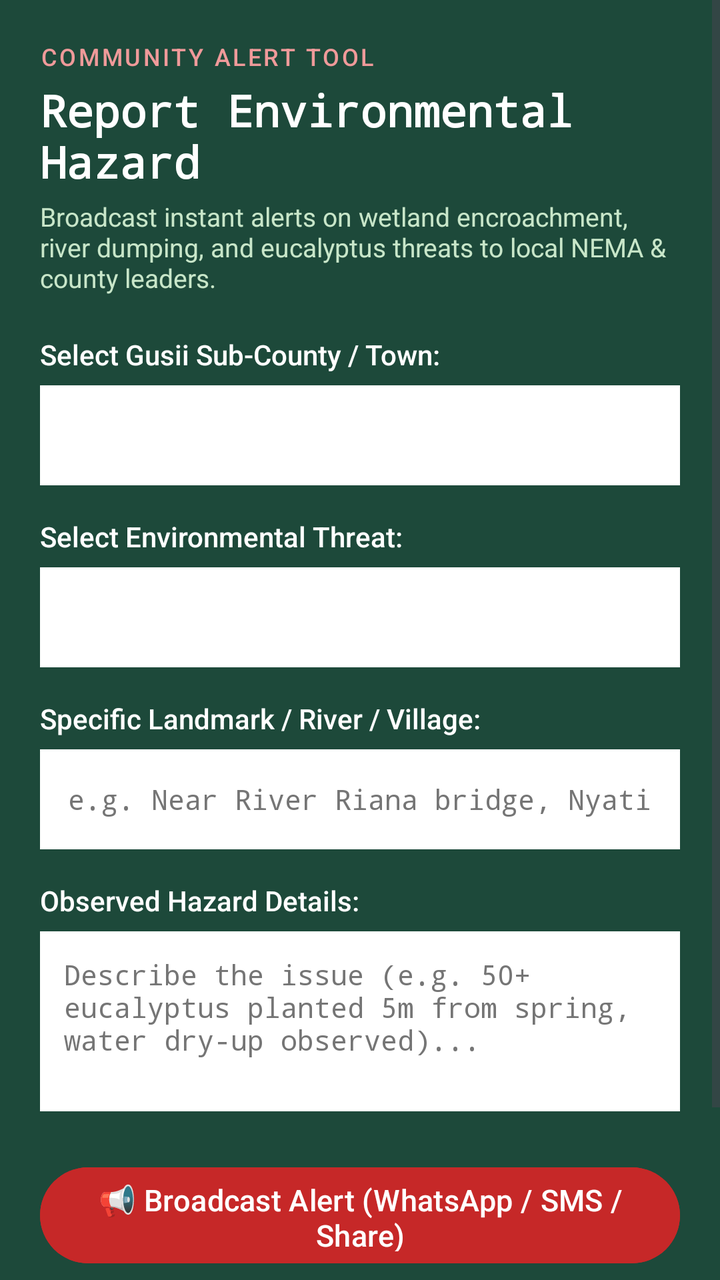
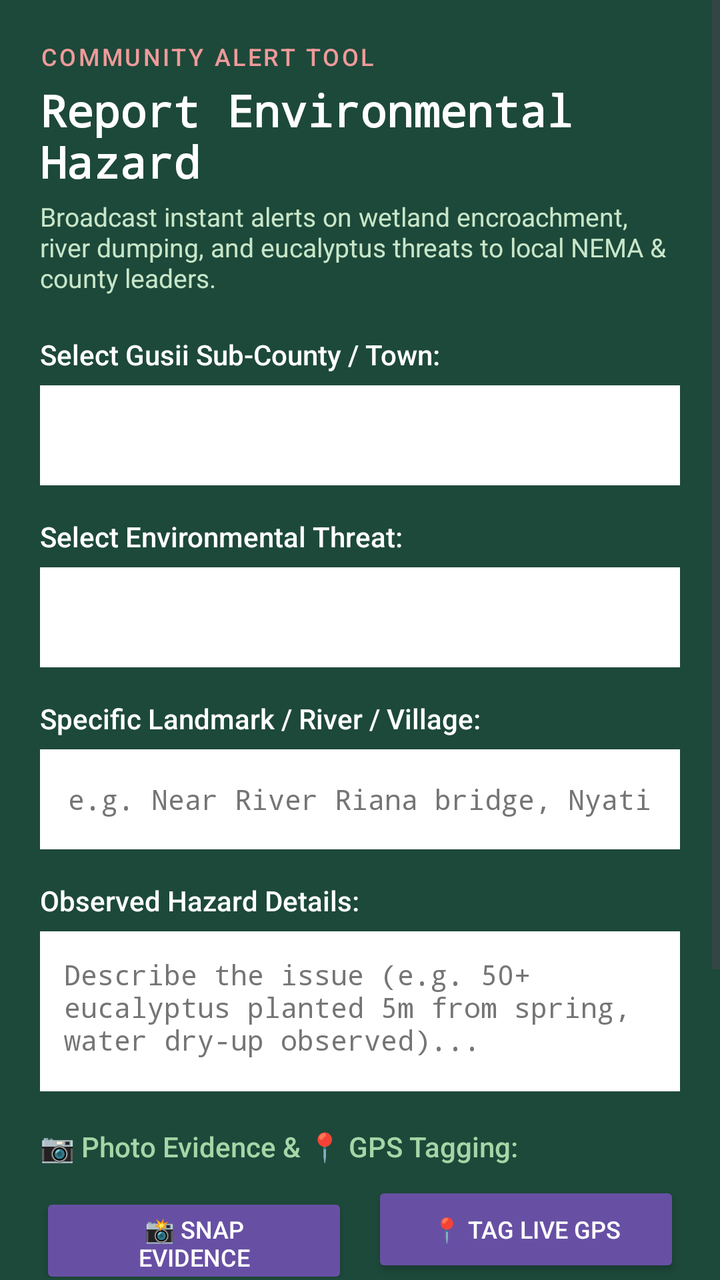

Screens rendered from an Android XML layout before and after an edit, with the pre-edit source and the edit as a unified diff.
<!-- AndroidManifest.xml: application theme Theme.MyApplication -->
<!-- res/layout/activity_report_issue.xml -->
<?xml version="1.0" encoding="utf-8"?>
<ScrollView xmlns:android="http://schemas.android.com/apk/res/android"
    xmlns:tools="http://schemas.android.com/tools"
    android:id="@+id/reportScrollView"
    android:layout_width="match_parent"
    android:layout_height="match_parent"
    android:background="#1D493A"
    android:fillViewport="true"
    tools:context=".ReportIssueActivity">

    <LinearLayout
        android:id="@+id/reportRoot"
        android:layout_width="match_parent"
        android:layout_height="wrap_content"
        android:orientation="vertical"
        android:padding="20dp">

        
        <TextView
            android:layout_width="wrap_content"
            android:layout_height="wrap_content"
            android:fontFamily="sans-serif-medium"
            android:letterSpacing="0.1"
            android:text="COMMUNITY ALERT TOOL"
            android:textColor="#EF9A9A"
            android:textSize="12sp" />

        <TextView
            android:layout_width="match_parent"
            android:layout_height="wrap_content"
            android:layout_marginTop="4dp"
            android:fontFamily="monospace"
            android:text="Report Environmental Hazard"
            android:textColor="#FFFFFF"
            android:textSize="22sp"
            android:textStyle="bold" />

        <TextView
            android:layout_width="match_parent"
            android:layout_height="wrap_content"
            android:layout_marginTop="4dp"
            android:fontFamily="sans-serif"
            android:text="Broadcast instant alerts on wetland encroachment, river dumping, and eucalyptus threats to local NEMA &amp; county leaders."
            android:textColor="#C8E6C9"
            android:textSize="13sp" />

        
        <TextView
            android:layout_width="wrap_content"
            android:layout_height="wrap_content"
            android:layout_marginTop="20dp"
            android:fontFamily="sans-serif-medium"
            android:text="Select Gusii Sub-County / Town:"
            android:textColor="#FFFFFF"
            android:textSize="14sp" />

        <Spinner
            android:id="@+id/subCountySpinner"
            android:layout_width="match_parent"
            android:layout_height="50dp"
            android:layout_marginTop="6dp"
            android:background="#FFFFFF"
            android:paddingHorizontal="12dp" />

        
        <TextView
            android:layout_width="wrap_content"
            android:layout_height="wrap_content"
            android:layout_marginTop="16dp"
            android:fontFamily="sans-serif-medium"
            android:text="Select Environmental Threat:"
            android:textColor="#FFFFFF"
            android:textSize="14sp" />

        <Spinner
            android:id="@+id/hazardTypeSpinner"
            android:layout_width="match_parent"
            android:layout_height="50dp"
            android:layout_marginTop="6dp"
            android:background="#FFFFFF"
            android:paddingHorizontal="12dp" />

        
        <TextView
            android:layout_width="wrap_content"
            android:layout_height="wrap_content"
            android:layout_marginTop="16dp"
            android:fontFamily="sans-serif-medium"
            android:text="Specific Landmark / River / Village:"
            android:textColor="#FFFFFF"
            android:textSize="14sp" />

        <EditText
            android:id="@+id/landmarkInput"
            android:layout_width="match_parent"
            android:layout_height="50dp"
            android:layout_marginTop="6dp"
            android:background="#FFFFFF"
            android:fontFamily="monospace"
            android:hint="e.g. Near River Riana bridge, Nyatieko"
            android:imeOptions="actionNext"
            android:inputType="textCapWords"
            android:paddingHorizontal="14dp"
            android:textColor="#1A1C1E"
            android:textColorHint="#757575"
            android:textSize="14sp" />

        
        <TextView
            android:layout_width="wrap_content"
            android:layout_height="wrap_content"
            android:layout_marginTop="16dp"
            android:fontFamily="sans-serif-medium"
            android:text="Observed Hazard Details:"
            android:textColor="#FFFFFF"
            android:textSize="14sp" />

        <EditText
            android:id="@+id/hazardDescriptionInput"
            android:layout_width="match_parent"
            android:layout_height="90dp"
            android:layout_marginTop="6dp"
            android:background="#FFFFFF"
            android:fontFamily="monospace"
            android:gravity="top|start"
            android:hint="Describe the issue (e.g. 50+ eucalyptus planted 5m from spring, water dry-up observed)..."
            android:inputType="textMultiLine"
            android:padding="12dp"
            android:textColor="#1A1C1E"
            android:textColorHint="#757575"
            android:textSize="14sp" />

        
        <Button
            android:id="@+id/broadcastAlertButton"
            android:layout_width="match_parent"
            android:layout_height="56dp"
            android:layout_marginTop="24dp"
            android:backgroundTint="#C62828"
            android:fontFamily="sans-serif-medium"
            android:text="📢 Broadcast Alert (WhatsApp / SMS / Share)"
            android:textAllCaps="false"
            android:textColor="#FFFFFF"
            android:textSize="15sp" />

        <Button
            android:id="@+id/backToHubButton"
            android:layout_width="match_parent"
            android:layout_height="48dp"
            android:layout_marginTop="12dp"
            android:layout_marginBottom="24dp"
            android:backgroundTint="#264D3F"
            android:fontFamily="sans-serif"
            android:text="← Back to Action Hub"
            android:textAllCaps="false"
            android:textColor="#A5D6A7"
            android:textSize="14sp" />

    </LinearLayout>

</ScrollView>
<!-- resources referenced by this layout -->
<resources>
  <style name="Theme.MyApplication" parent="Base.Theme.MyApplication" />
  <style name="Base.Theme.MyApplication" parent="Theme.Material3.DayNight.NoActionBar">
          
          
      </style>
</resources>

<!-- the commit's change to res/layout/activity_report_issue.xml (unified diff, before → after) -->
@@ -118,7 +118,7 @@
         <EditText
             android:id="@+id/hazardDescriptionInput"
             android:layout_width="match_parent"
-            android:layout_height="90dp"
+            android:layout_height="80dp"
             android:layout_marginTop="6dp"
             android:background="#FFFFFF"
             android:fontFamily="monospace"
@@ -129,6 +129,68 @@
             android:textColor="#1A1C1E"
             android:textColorHint="#757575"
             android:textSize="14sp" />
+
+        
+        <TextView
+            android:layout_width="wrap_content"
+            android:layout_height="wrap_content"
+            android:layout_marginTop="18dp"
+            android:fontFamily="sans-serif-medium"
+            android:text="📷 Photo Evidence &amp; 📍 GPS Tagging:"
+            android:textColor="#A5D6A7"
+            android:textSize="14sp" />
+
+        <LinearLayout
+            android:layout_width="match_parent"
+            android:layout_height="wrap_content"
+            android:layout_marginTop="8dp"
+            android:orientation="horizontal">
+
+            <Button
+                android:id="@+id/capturePhotoButton"
+                style="?android:attr/buttonStyleSmall"
+                android:layout_width="0dp"
+                android:layout_height="48dp"
+                android:layout_marginEnd="6dp"
+                android:layout_weight="1"
+                android:backgroundTint="#2E7D32"
+                android:text="📸 Snap Evidence"
+                android:textColor="#FFFFFF"
+                android:textSize="12sp" />
+
+            <Button
+                android:id="@+id/tagGpsButton"
+                style="?android:attr/buttonStyleSmall"
+                android:layout_width="0dp"
+                android:layout_height="48dp"
+                android:layout_marginStart="6dp"
+                android:layout_weight="1"
+                android:backgroundTint="#1565C0"
+                android:text="📍 Tag Live GPS"
+                android:textColor="#FFFFFF"
+                android:textSize="12sp" />
+        </LinearLayout>
+
+        <ImageView
+            android:id="@+id/photoPreview"
+            android:layout_width="match_parent"
+            android:layout_height="180dp"
+            android:layout_marginTop="10dp"
+            android:background="#15362A"
+            android:contentDescription="Photo Evidence Preview"
+            android:scaleType="centerCrop"
+            android:visibility="gone"
+            tools:visibility="visible" />
+
+        <TextView
+            android:id="@+id/gpsCoordinatesText"
+            android:layout_width="match_parent"
+            android:layout_height="wrap_content"
+            android:layout_marginTop="6dp"
+            android:fontFamily="monospace"
+            android:text="GPS Status: Not Tagged"
+            android:textColor="#C8E6C9"
+            android:textSize="12sp" />
 
         
         <Button
